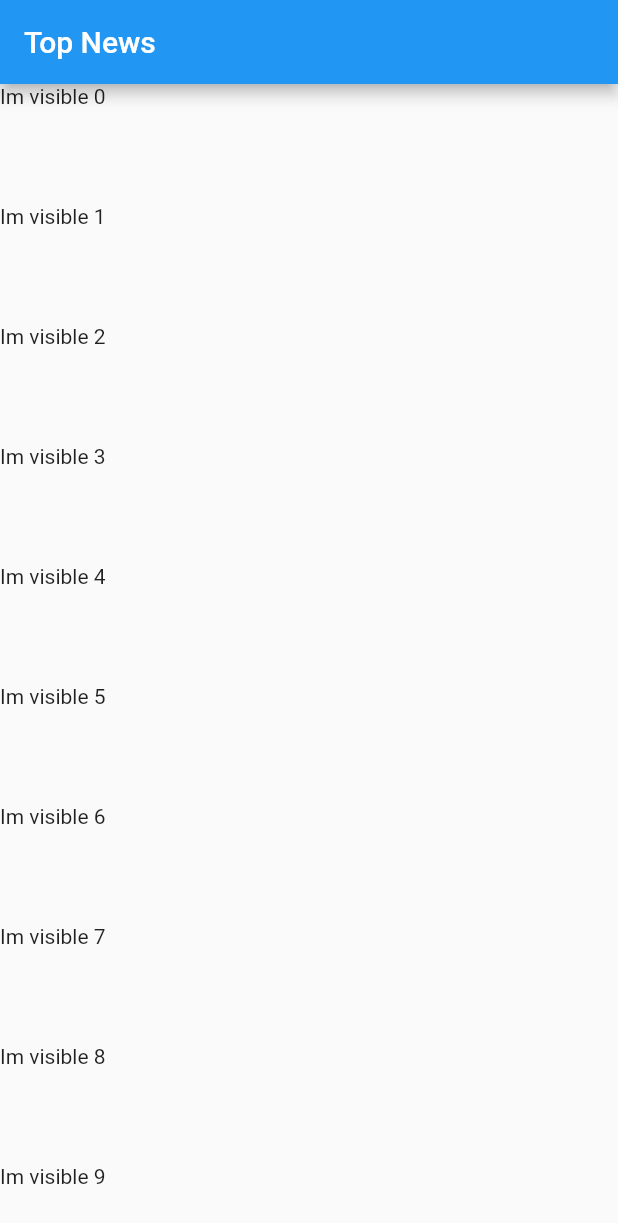
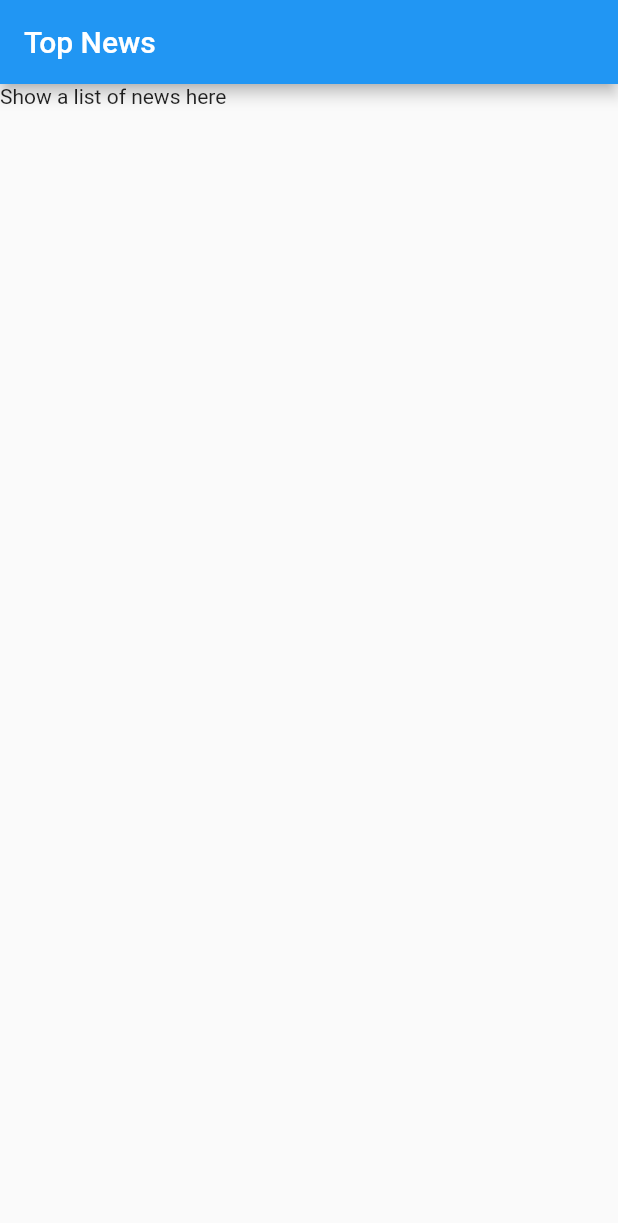
Before and after one commit to rubayet211/HackerNews, a Flutter app: the screen it shows after launch, on a phone screen of 412 x 824 dp. Shown: the top 1223 px of the screen. Run offline on Flutter 3.47's test engine with Material 2 defaults, Android fonts, the phone set to English and light mode, and no system bars; our stand-ins replace sqflite; accounts and stored records are empty.

Commit message:
19th Commit

```diff
--- /dev/null
+++ b/lib/src/blocs/stories_bloc.dart
@@ -0,0 +1 @@
+class StoriesBloc {}
--- a/lib/src/screens/news_list.dart
+++ b/lib/src/screens/news_list.dart
@@ -8,33 +8,7 @@ class NewsList extends StatelessWidget {
       appBar: AppBar(
         title: Text('Top News'),
       ),
-      body: buildList(),
-    );
-  }
-
-  Widget buildList() {
-    return ListView.builder(
-      itemCount: 1000,
-      itemBuilder: (context, int index) {
-        return FutureBuilder(
-          future: getFuture(),
-          builder: (context, snapshot) {
-            return Container(
-              height: 80,
-              child: snapshot.hasData
-                  ? Text('Im visible $index')
-                  : Text('I havent fetched data yet $index'),
-            );
-          },
-        );
-      },
-    );
-  }
-
-  getFuture() {
-    return Future.delayed(
-      Duration(seconds: 2),
-      () => 'hi',
+      body: Text('Show a list of news here'),
     );
   }
 }
```
Also changed, not shown: lib/src/blocs/stories_provider.dart (added, +18 -0 lines).
